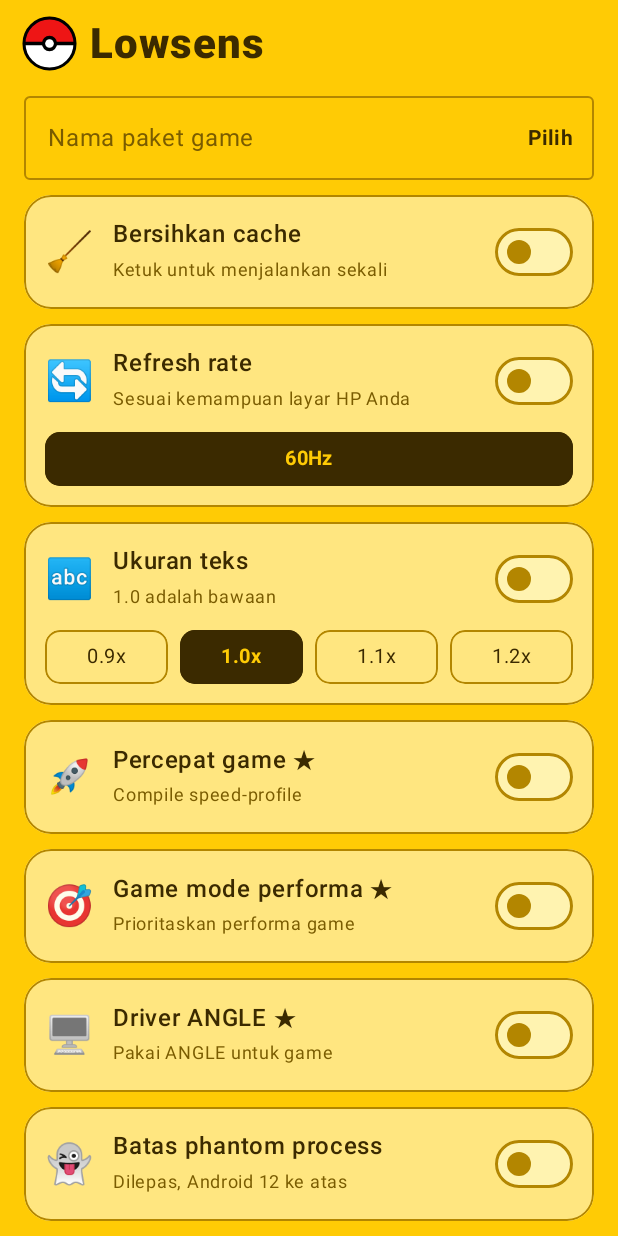
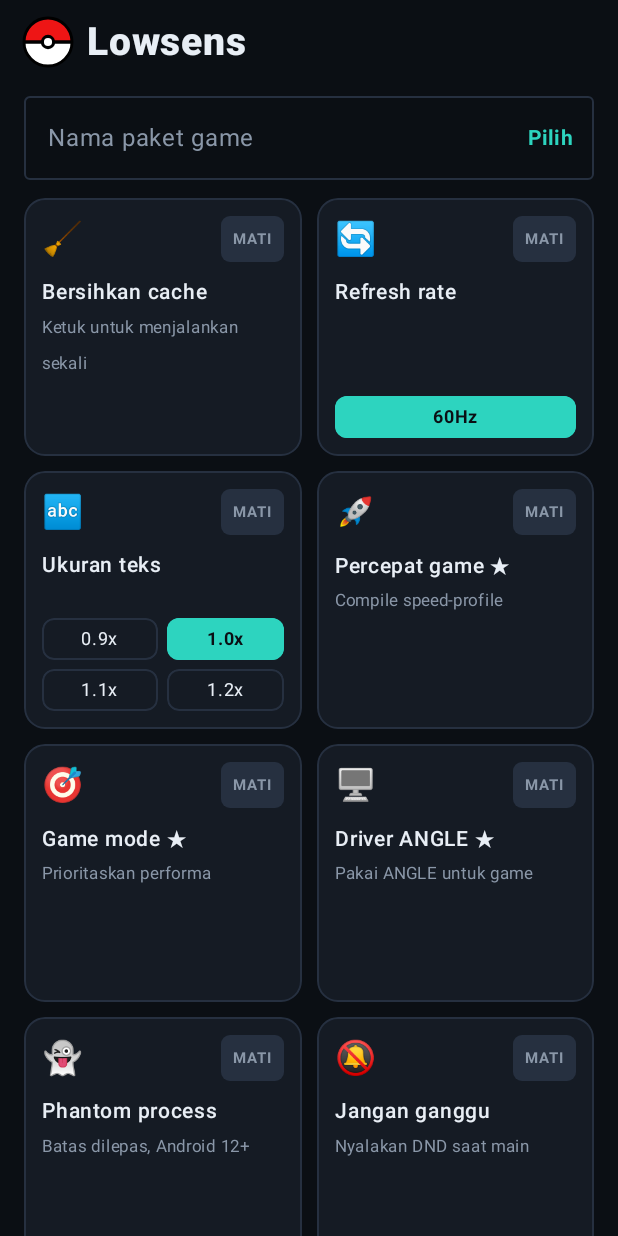
Before and after one commit to vmodz212-web/Lowsens, an Android app built with Jetpack Compose: the screen it shows after launch (MainActivity), on a phone screen of 412 x 824 dp. Run offline under Robolectric (Android 15) with nearby library versions, the phone set to English and light mode, and no system bars; libraries missing offline, so code that uses them is left out: rikka.shizuku; 1 statement that could not run was skipped.

Commit message:
Update MainActivity.kt

```diff
--- a/app/src/main/java/com/example/dkracik/MainActivity.kt
+++ b/app/src/main/java/com/example/dkracik/MainActivity.kt
@@ -1,12 +1,17 @@
 package com.example.dkracik
+
 import android.app.Activity
 import android.content.Context
 import android.os.Bundle
+import android.widget.Toast
 import androidx.activity.ComponentActivity
 import androidx.activity.compose.setContent
 import androidx.compose.foundation.*
 import androidx.compose.foundation.layout.*
 import androidx.compose.foundation.lazy.LazyColumn
+import androidx.compose.foundation.lazy.grid.GridCells
+import androidx.compose.foundation.lazy.grid.LazyVerticalGrid
+import androidx.compose.foundation.lazy.grid.items
 import androidx.compose.foundation.lazy.items
 import androidx.compose.foundation.shape.RoundedCornerShape
 import androidx.compose.material3.*
@@ -18,7 +23,6 @@ import androidx.compose.ui.geometry.Offset
 import androidx.compose.ui.graphics.Color
 import androidx.compose.ui.graphics.drawscope.Stroke
 import androidx.compose.ui.platform.LocalContext
-import androidx.compose.ui.text.font.FontFamily
 import androidx.compose.ui.text.font.FontWeight
 import androidx.compose.ui.unit.Dp
 import androidx.compose.ui.unit.dp
@@ -26,13 +30,13 @@ import androidx.compose.ui.unit.sp
 import kotlinx.coroutines.*
 import rikka.shizuku.Shizuku
 
-private val Yellow = Color(0xFFFFCB05)
-private val CardBg = Color(0xFFFFE680)
-private val CardOn = Color(0xFFFFB800)
-private val Soft = Color(0xFFFFF3B0)
-private val Ink = Color(0xFF3B2A00)
-private val Muted = Color(0xFF7A5C00)
-private val Line = Color(0xFFB38600)
+private val Bg = Color(0xFF0B0F14)
+private val Tile = Color(0xFF151B24)
+private val TileOn = Color(0xFF0E2B2E)
+private val Accent = Color(0xFF2DD4BF)
+private val Line = Color(0xFF263040)
+private val Muted = Color(0xFF8A97A8)
+private val Txt = Color(0xFFE8EEF5)
 private val PokeRed = Color(0xFFEE1515)
 
 val KNOWN = mapOf(
@@ -63,23 +67,23 @@ class Feat(
 fun makeFeats(hz: List<String>): List<Feat> = listOf(
     Feat("cache", "🧹", "Bersihkan cache", "Ketuk untuk menjalankan sekali", once = true,
         gen = { _, _ -> listOf("pm trim-caches 999G") }),
-    Feat("hz", "🔄", "Refresh rate", "Sesuai kemampuan layar HP Anda",
+    Feat("hz", "🔄", "Refresh rate", "",
         opts = hz, def = hz.last(), unit = "Hz",
-        gen = { v, _ -> listOf("settings put system min_refresh_rate $v", "settings put system peak_refresh_rate $v") },
+        gen = { v, _ -> listOf("settings put system min_refresh_rate $v.0", "settings put system peak_refresh_rate $v.0") },
         undo = listOf("settings delete system min_refresh_rate", "settings delete system peak_refresh_rate")),
-    Feat("font", "🔤", "Ukuran teks", "1.0 adalah bawaan",
+    Feat("font", "🔤", "Ukuran teks", "",
         opts = listOf("0.9", "1.0", "1.1", "1.2"), def = "1.0", unit = "x",
         gen = { v, _ -> listOf("settings put system font_scale $v") }, undo = listOf("settings put system font_scale 1.0")),
     Feat("cmp", "🚀", "Percepat game ★", "Compile speed-profile", needsPkg = true,
         gen = { _, p -> listOf("cmd package compile -m speed-profile -f $p") },
         undo = listOf("cmd package compile --reset {p}")),
-    Feat("gm", "🎯", "Game mode performa ★", "Prioritaskan performa game", needsPkg = true,
+    Feat("gm", "🎯", "Game mode ★", "Prioritaskan performa", needsPkg = true,
         gen = { _, p -> listOf("cmd game mode performance $p") },
         undo = listOf("cmd game reset {p}")),
     Feat("gpu", "🖥️", "Driver ANGLE ★", "Pakai ANGLE untuk game", needsPkg = true,
         gen = { _, p -> listOf("settings put global angle_gl_driver_selection_pkgs $p", "settings put global angle_gl_driver_selection_values angle") },
         undo = listOf("settings delete global angle_gl_driver_selection_pkgs", "settings delete global angle_gl_driver_selection_values")),
-    Feat("ph", "👻", "Batas phantom process", "Dilepas, Android 12 ke atas",
+    Feat("ph", "👻", "Phantom process", "Batas dilepas, Android 12+",
         gen = { _, _ -> listOf("device_config set_sync_disabled_for_tests persistent", "device_config put activity_manager max_phantom_processes 2147483647", "settings put global settings_enable_monitor_phantom_procs false") },
         undo = listOf("device_config delete activity_manager max_phantom_processes", "settings put global settings_enable_monitor_phantom_procs true", "device_config set_sync_disabled_for_tests none")),
     Feat("dnd", "🔕", "Jangan ganggu", "Nyalakan DND saat main",
@@ -104,13 +108,13 @@ class MainActivity : ComponentActivity() {
         val hz = detectHz(this)
         setContent {
             MaterialTheme(
-                colorScheme = lightColorScheme(
-                    primary = Ink, onPrimary = Yellow, background = Yellow, onBackground = Ink,
-                    surface = Yellow, onSurface = Ink, surfaceVariant = CardBg,
+                colorScheme = darkColorScheme(
+                    primary = Accent, onPrimary = Bg, background = Bg, onBackground = Txt,
+                    surface = Bg, onSurface = Txt, surfaceVariant = Tile,
                     onSurfaceVariant = Muted, outline = Line, outlineVariant = Line
                 )
             ) {
-                Surface(Modifier.fillMaxSize(), color = Yellow) { App(hz) }
+                Surface(Modifier.fillMaxSize(), color = Bg) { App(hz) }
             }
         }
     }
@@ -136,9 +140,9 @@ fun Ball(sz: Dp) {
 
 @Composable
 private fun fieldColors() = OutlinedTextFieldDefaults.colors(
-    focusedTextColor = Ink, unfocusedTextColor = Ink,
-    focusedBorderColor = Ink, unfocusedBorderColor = Line,
-    focusedLabelColor = Ink, unfocusedLabelColor = Muted, cursorColor = Ink
+    focusedTextColor = Txt, unfocusedTextColor = Txt,
+    focusedBorderColor = Accent, unfocusedBorderColor = Line,
+    focusedLabelColor = Accent, unfocusedLabelColor = Muted, cursorColor = Accent
 )
 
 @Composable
@@ -157,9 +161,9 @@ fun PickDialog(onPick: (String) -> Unit, onDismiss: () -> Unit) {
     val list = base.sortedWith(compareBy<String>({ !KNOWN.containsKey(it) }, { (KNOWN[it] ?: it).lowercase() }))
         .filter { q.isBlank() || it.contains(q, true) || (KNOWN[it] ?: "").contains(q, true) }
     AlertDialog(
-        onDismissRequest = onDismiss, containerColor = Soft,
-        confirmButton = { TextButton(onClick = onDismiss) { Text("Tutup", color = Ink, fontWeight = FontWeight.Bold) } },
-        title = { Text("Pilih game", color = Ink) },
+        onDismissRequest = onDismiss, containerColor = Tile,
+        confirmButton = { TextButton(onClick = onDismiss) { Text("Tutup", color = Accent, fontWeight = FontWeight.Bold) } },
+        title = { Text("Pilih game", color = Txt) },
         text = {
             Column {
                 Text(
@@ -176,7 +180,7 @@ fun PickDialog(onPick: (String) -> Unit, onDismiss: () -> Unit) {
                 LazyColumn(Modifier.heightIn(max = 340.dp)) {
                     items(list) { p ->
                         Column(Modifier.fillMaxWidth().clickable { onPick(p) }.padding(vertical = 8.dp)) {
-                            Text(KNOWN[p] ?: p, fontWeight = FontWeight.SemiBold, color = Ink)
+                            Text(KNOWN[p] ?: p, fontWeight = FontWeight.SemiBold, color = Txt)
                             if (KNOWN.containsKey(p)) Text(p, fontSize = 11.sp, color = Muted)
                         }
                     }
@@ -208,9 +212,10 @@ fun App(hz: List<String>) {
     val used = remember {
         mutableStateMapOf<String, String>().apply { feats.forEach { put(it.id, prefs.getString("p_" + it.id, "") ?: "") } }
     }
-    var log by remember { mutableStateOf("") }
     var pick by remember { mutableStateOf(false) }
     val scope = rememberCoroutineScope()
+
+    fun say(m: String) { Toast.makeText(ctx, m, Toast.LENGTH_SHORT).show() }
 
     fun save() {
         val e = prefs.edit()
@@ -224,29 +229,34 @@ fun App(hz: List<String>) {
     }
 
     fun ready(): Boolean {
-        if (!ShizukuRunner.active()) { log = "Shizuku belum aktif. Buka aplikasi Shizuku dan mulai layanannya."; return false }
-        if (!ShizukuRunner.granted()) { Shizuku.requestPermission(1); log = "Izinkan akses Shizuku, lalu ketuk lagi."; return false }
+        if (!ShizukuRunner.active()) { say("Shizuku belum aktif. Buka aplikasi Shizuku dan mulai layanannya."); return false }
+        if (!ShizukuRunner.granted()) { Shizuku.requestPermission(1); say("Izinkan akses Shizuku, lalu ketuk lagi."); return false }
         return true
     }
 
     fun exec(list: List<String>, done: () -> Unit = {}) {
         if (list.isEmpty()) { done(); return }
         scope.launch {
-            val sb = StringBuilder()
+            var fail = ""
             withContext(Dispatchers.IO) {
-                list.forEach { c -> sb.append("> ").append(c).append("\n").append(ShizukuRunner.run(c)).append("\n") }
+                list.forEach { c ->
+                    val r = ShizukuRunner.run(c)
+                    if (fail.isEmpty() && (r.startsWith("Gagal") || r.contains("Exception") || r.contains("Error"))) fail = r.take(90)
                 }
-            log = sb.toString(); done()
+            }
+            if (fail.isNotEmpty()) say(fail)
+            done()
         }
     }
 
     fun pkgOf(f: Feat): String = (used[f.id] ?: "").ifEmpty { pkg.trim() }
     fun undoOf(f: Feat): List<String> = f.undo.map { it.replace("{p}", pkgOf(f).ifEmpty { "NAMA.PAKET" }) }
 
-    fun toggle(f: Feat, on: Boolean) {
+    fun toggle(f: Feat) {
+        val on = sel[f.id] != true
         if (!ready()) return
         val p = pkg.trim()
-        if (on && f.needsPkg && p.isEmpty()) { log = "Pilih game dulu di kolom atas."; return }
+        if (on && f.needsPkg && p.isEmpty()) { say("Pilih game dulu di kolom atas."); return }
         if (on) {
             sel[f.id] = true; used[f.id] = p
             exec(f.gen(vals[f.id] ?: "", p)) { if (f.once) sel[f.id] = false; save() }
@@ -263,64 +273,76 @@ fun App(hz: List<String>) {
     }
 
     Column(Modifier.fillMaxSize().systemBarsPadding().padding(horizontal = 16.dp)) {
-        Row(Modifier.padding(top = 12.dp, bottom = 10.dp), verticalAlignment = Alignment.CenterVertically) {
-            Ball(34.dp)
+        Row(Modifier.padding(top = 12.dp, bottom = 12.dp), verticalAlignment = Alignment.CenterVertically) {
+            Ball(32.dp)
             Spacer(Modifier.width(10.dp))
-            Text("Lowsens", fontSize = 28.sp, fontWeight = FontWeight.ExtraBold, color = Ink)
+            Text("Lowsens", fontSize = 26.sp, fontWeight = FontWeight.ExtraBold, color = Txt)
         }
         OutlinedTextField(
             value = pkg, onValueChange = { pkg = it; save() }, singleLine = true,
             label = { Text("Nama paket game") },
-            trailingIcon = { TextButton(onClick = { pick = true }) { Text("Pilih", color = Ink, fontWeight = FontWeight.Bold) } },
+            trailingIcon = { TextButton(onClick = { pick = true }) { Text("Pilih", color = Accent, fontWeight = FontWeight.Bold) } },
             colors = fieldColors(), modifier = Modifier.fillMaxWidth()
         )
-        Spacer(Modifier.height(10.dp))
-        LazyColumn(
-            Modifier.weight(1f), verticalArrangement = Arrangement.spacedBy(10.dp),
-            contentPadding = PaddingValues(bottom = 12.dp)
+        Spacer(Modifier.height(12.dp))
+        LazyVerticalGrid(
+            columns = GridCells.Fixed(2), modifier = Modifier.weight(1f),
+            horizontalArrangement = Arrangement.spacedBy(10.dp),
+            verticalArrangement = Arrangement.spacedBy(10.dp),
+            contentPadding = PaddingValues(bottom = 16.dp)
         ) {
             items(feats) { f ->
                 val on = sel[f.id] == true
-                val shape = RoundedCornerShape(18.dp)
+                val shape = RoundedCornerShape(14.dp)
                 Column(
-                    Modifier.fillMaxWidth().clip(shape)
-                        .background(if (on) CardOn else CardBg)
-                        .border(if (on) 2.dp else 1.dp, if (on) Ink else Line, shape)
-                        .padding(14.dp)
+                    Modifier.fillMaxWidth().height(172.dp).clip(shape)
+                        .background(if (on) TileOn else Tile)
+                        .border(if (on) 1.5.dp else 1.dp, if (on) Accent else Line, shape)
+                        .clickable { toggle(f) }
+                        .padding(12.dp)
                 ) {
-                    Row(verticalAlignment = Alignment.CenterVertically) {
-                        Text(f.icon, fontSize = 26.sp)
-                        Spacer(Modifier.width(12.dp))
-                        Column(Modifier.weight(1f)) {
-                            Text(f.name, fontWeight = FontWeight.SemiBold, color = Ink)
-                            Text(f.desc, fontSize = 12.sp, color = Muted)
-                        }
-                        Switch(
-                            checked = on, onCheckedChange = { toggle(f, it) },
-                            colors = SwitchDefaults.colors(
-                                checkedThumbColor = Yellow, checkedTrackColor = Ink, checkedBorderColor = Ink,
-                                uncheckedThumbColor = Line, uncheckedTrackColor = Soft, uncheckedBorderColor = Line
-                            )
+                    Row(Modifier.fillMaxWidth(), verticalAlignment = Alignment.CenterVertically) {
+                        Text(f.icon, fontSize = 22.sp)
+                        Spacer(Modifier.weight(1f))
+                        Box(
+                            Modifier.clip(RoundedCornerShape(6.dp))
+                                .background(if (on) Accent else Line)
+                                .padding(horizontal = 8.dp, vertical = 3.dp)
+                        ) {
+                            Text(
+                                if (on) "AKTIF" else "MATI", fontSize = 10.sp,
+                                fontWeight = FontWeight.Bold, color = if (on) Bg else Muted
                             )
                         }
-                    if (f.opts.isNotEmpty()) {
-                        Spacer(Modifier.height(10.dp))
-                        Row(horizontalArrangement = Arrangement.spacedBy(8.dp)) {
-                            f.opts.forEach { o ->
+                    }
+                    Spacer(Modifier.height(8.dp))
+                    Text(f.name, fontSize = 14.sp, fontWeight = FontWeight.SemiBold, color = Txt, maxLines = 2)
+                    if (f.opts.isEmpty()) {
+                        Text(f.desc, fontSize = 11.sp, color = Muted, maxLines = 3)
+                    } else {
+                        Spacer(Modifier.weight(1f))
+                        val rows = f.opts.chunked(if (f.opts.size > 2) 2 else f.opts.size)
+                        Column(verticalArrangement = Arrangement.spacedBy(6.dp)) {
+                            rows.forEach { row ->
+                                Row(Modifier.fillMaxWidth(), horizontalArrangement = Arrangement.spacedBy(6.dp)) {
+                                    row.forEach { o ->
                                         val s = vals[f.id] == o
-                                val cs = RoundedCornerShape(10.dp)
+                                        val cs = RoundedCornerShape(8.dp)
                                         Box(
-                                    Modifier.weight(1f).height(36.dp).clip(cs)
-                                        .background(if (s) Ink else Color.Transparent)
-                                        .border(1.dp, if (s) Ink else Line, cs)
+                                            Modifier.weight(1f).height(28.dp).clip(cs)
+                                                .background(if (s) Accent else Color.Transparent)
+                                                .border(1.dp, if (s) Accent else Line, cs)
                                                 .clickable { choose(f, o) },
                                             contentAlignment = Alignment.Center
                                         ) {
                                             Text(
-                                        o + f.unit, fontSize = 13.sp,
+                                                o + f.unit, fontSize = 12.sp,
                                                 fontWeight = if (s) FontWeight.Bold else FontWeight.Normal,
-                                        color = if (s) Yellow else Ink
+                                                color = if (s) Bg else Txt
                                             )
+                                        }
+                                    }
+                                    repeat(2 - row.size) { if (row.size < 2 && f.opts.size > 2) Spacer(Modifier.weight(1f)) }
                                 }
                             }
                         }
@@ -328,13 +350,6 @@ fun App(hz: List<String>) {
                 }
             }
         }
-        if (log.isNotEmpty()) {
-            Text(
-                log, fontFamily = FontFamily.Monospace, fontSize = 11.sp, color = Muted,
-                modifier = Modifier.fillMaxWidth().heightIn(max = 90.dp).verticalScroll(rememberScrollState())
-            )
-            Spacer(Modifier.height(8.dp))
-        }
     }
 
     if (pick) PickDialog(onPick = { pkg = it; pick = false; save() }, onDismiss = { pick = false })
```
Lines whose indentation alone changed are shown as unchanged.
